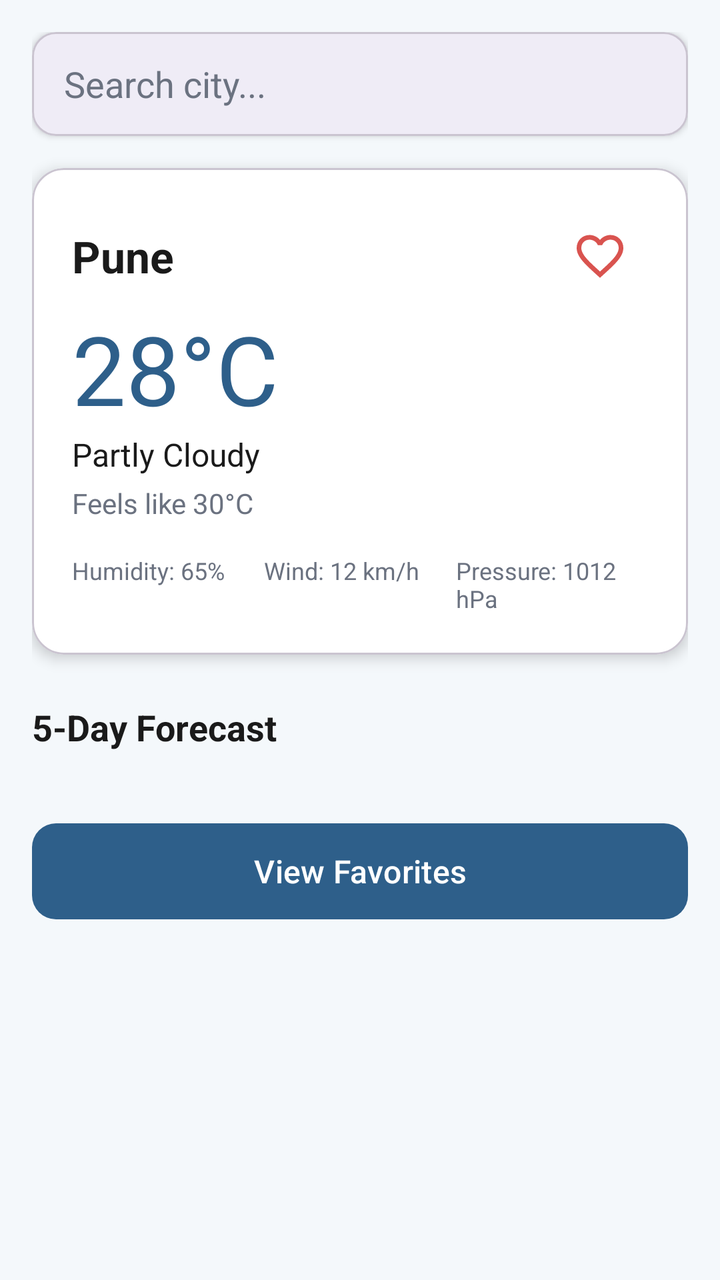
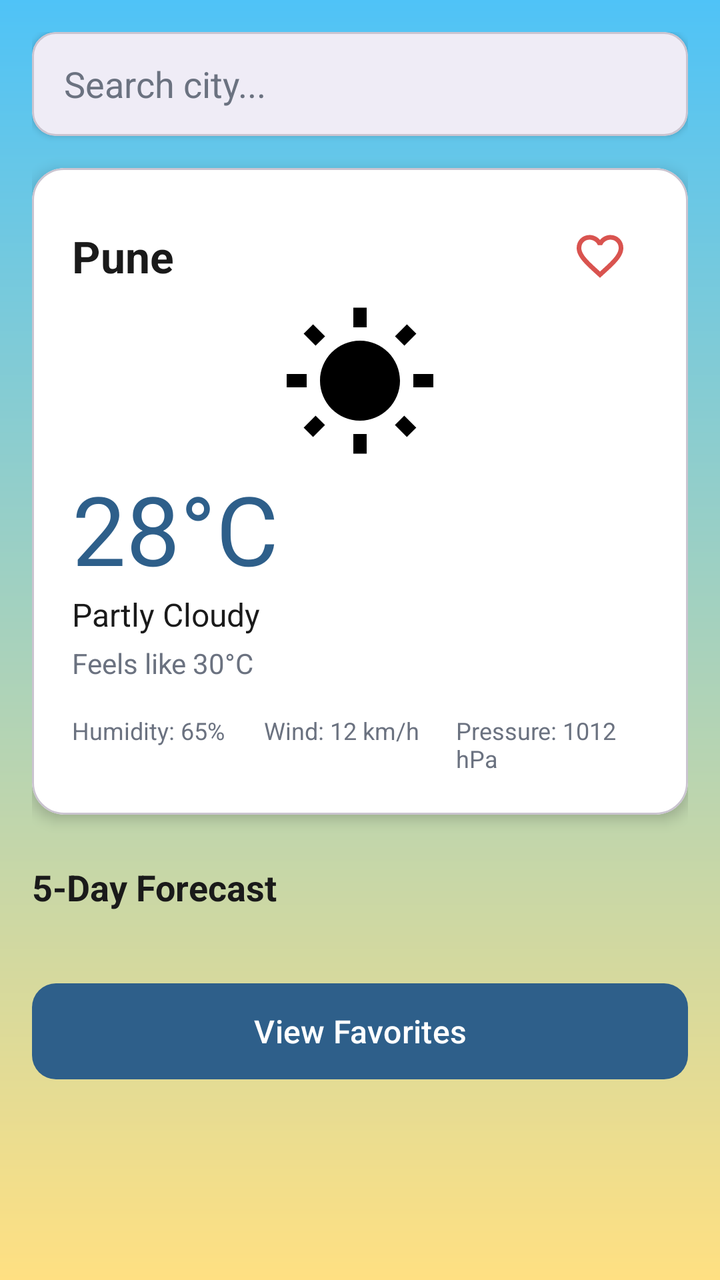

Two renders of the same Android screen: before a commit and after it. Below are the layout's source before the change and the commit's diff.
<!-- AndroidManifest.xml: application theme Theme.Mausam -->
<!-- res/layout/activity_main.xml -->
<?xml version="1.0" encoding="utf-8"?>
<ScrollView xmlns:android="http://schemas.android.com/apk/res/android"
    xmlns:app="http://schemas.android.com/apk/res-auto"
    xmlns:tools="http://schemas.android.com/tools"
    android:id="@+id/main"
    android:layout_width="match_parent"
    android:layout_height="match_parent"
    android:background="@color/background"
    android:clipToPadding="false"
    tools:context=".MainActivity">

    <LinearLayout
        android:layout_width="match_parent"
        android:layout_height="wrap_content"
        android:orientation="vertical"
        android:padding="16dp">

        
        <com.google.android.material.card.MaterialCardView
            android:layout_width="match_parent"
            android:layout_height="wrap_content"
            app:cardCornerRadius="12dp"
            app:cardElevation="2dp">

            <EditText
                android:id="@+id/etSearchCity"
                android:layout_width="match_parent"
                android:layout_height="52dp"
                android:background="@android:color/transparent"
                android:hint="@string/search_hint"
                android:imeOptions="actionSearch"
                android:inputType="text"
                android:maxLines="1"
                android:paddingStart="16dp"
                android:paddingEnd="16dp"
                android:textColor="@color/text_primary"
                android:textColorHint="@color/text_secondary" />
        </com.google.android.material.card.MaterialCardView>

        
        <ProgressBar
            android:id="@+id/progressBar"
            android:layout_width="wrap_content"
            android:layout_height="wrap_content"
            android:layout_gravity="center_horizontal"
            android:layout_marginTop="16dp"
            android:visibility="gone" />

        
        <TextView
            android:id="@+id/tvError"
            android:layout_width="match_parent"
            android:layout_height="wrap_content"
            android:layout_marginTop="16dp"
            android:gravity="center"
            android:text="@string/error_default"
            android:textColor="@color/error"
            android:textSize="14sp"
            android:visibility="gone" />

        
        <com.google.android.material.card.MaterialCardView
            android:layout_width="match_parent"
            android:layout_height="wrap_content"
            android:layout_marginTop="16dp"
            app:cardBackgroundColor="@color/card_background"
            app:cardCornerRadius="16dp"
            app:cardElevation="4dp">

            <LinearLayout
                android:layout_width="match_parent"
                android:layout_height="wrap_content"
                android:orientation="vertical"
                android:padding="20dp">

                
                <LinearLayout
                    android:layout_width="match_parent"
                    android:layout_height="wrap_content"
                    android:gravity="center_vertical"
                    android:orientation="horizontal">

                    <TextView
                        android:id="@+id/tvCityName"
                        android:layout_width="0dp"
                        android:layout_height="wrap_content"
                        android:layout_weight="1"
                        android:text="@string/placeholder_city"
                        android:textColor="@color/text_primary"
                        android:textSize="22sp"
                        android:textStyle="bold" />

                    <ImageButton
                        android:id="@+id/btnFavorite"
                        android:layout_width="48dp"
                        android:layout_height="48dp"
                        android:background="?attr/selectableItemBackgroundBorderless"
                        android:contentDescription="Add to favorites"
                        android:src="@drawable/ic_heart_outline" />
                </LinearLayout>

                <TextView
                    android:id="@+id/tvTemperature"
                    android:layout_width="wrap_content"
                    android:layout_height="wrap_content"
                    android:text="@string/placeholder_temp"
                    android:textColor="@color/primary"
                    android:textSize="48sp" />

                <TextView
                    android:id="@+id/tvCondition"
                    android:layout_width="wrap_content"
                    android:layout_height="wrap_content"
                    android:text="@string/placeholder_condition"
                    android:textColor="@color/text_primary"
                    android:textSize="16sp" />

                <TextView
                    android:id="@+id/tvFeelsLike"
                    android:layout_width="wrap_content"
                    android:layout_height="wrap_content"
                    android:layout_marginTop="4dp"
                    android:text="@string/placeholder_feels_like"
                    android:textColor="@color/text_secondary"
                    android:textSize="14sp" />

                <LinearLayout
                    android:layout_width="match_parent"
                    android:layout_height="wrap_content"
                    android:layout_marginTop="16dp"
                    android:orientation="horizontal">

                    <TextView
                        android:id="@+id/tvHumidity"
                        android:layout_width="0dp"
                        android:layout_height="wrap_content"
                        android:layout_weight="1"
                        android:text="@string/placeholder_humidity"
                        android:textColor="@color/text_secondary"
                        android:textSize="12sp" />

                    <TextView
                        android:id="@+id/tvWind"
                        android:layout_width="0dp"
                        android:layout_height="wrap_content"
                        android:layout_weight="1"
                        android:text="@string/placeholder_wind"
                        android:textColor="@color/text_secondary"
                        android:textSize="12sp" />

                    <TextView
                        android:id="@+id/tvPressure"
                        android:layout_width="0dp"
                        android:layout_height="wrap_content"
                        android:layout_weight="1"
                        android:text="@string/placeholder_pressure"
                        android:textColor="@color/text_secondary"
                        android:textSize="12sp" />
                </LinearLayout>

            </LinearLayout>
        </com.google.android.material.card.MaterialCardView>

        
        <TextView
            android:layout_width="wrap_content"
            android:layout_height="wrap_content"
            android:layout_marginTop="24dp"
            android:text="@string/forecast_title"
            android:textColor="@color/text_primary"
            android:textSize="18sp"
            android:textStyle="bold" />

        
        <androidx.recyclerview.widget.RecyclerView
            android:id="@+id/rvForecast"
            android:layout_width="match_parent"
            android:layout_height="wrap_content"
            android:layout_marginTop="8dp"
            android:orientation="horizontal"
            app:layoutManager="androidx.recyclerview.widget.LinearLayoutManager" />

        
        <com.google.android.material.button.MaterialButton
            android:id="@+id/btnViewFavorites"
            android:layout_width="match_parent"
            android:layout_height="56dp"
            android:layout_marginTop="24dp"
            android:text="View Favorites"
            android:textSize="16sp"
            app:cornerRadius="12dp" />

    </LinearLayout>
</ScrollView>
<!-- resources referenced by this layout -->
<resources>
  <color name="background">#F4F8FB</color>
  <color name="card_background">#FFFFFF</color>
  <color name="error">#D9534F</color>
  <color name="primary">#2E5F8A</color>
  <color name="text_primary">#1A1A1A</color>
  <color name="text_secondary">#6B7280</color>
  <!-- drawable ic_heart_outline (drawable) -->
  <vector xmlns:android="http://schemas.android.com/apk/res/android"
      android:width="28dp"
      android:height="28dp"
      android:viewportWidth="24"
      android:viewportHeight="24">
      <path
          android:fillColor="@color/error"
          android:pathData="M16.5,3c-1.74,0 -3.41,0.81 -4.5,2.09C10.91,3.81 9.24,3 7.5,3 4.42,3 2,5.42 2,8.5c0,3.78 3.4,6.86 8.55,11.54L12,21.35l1.45,-1.32C18.6,15.36 22,12.28 22,8.5 22,5.42 19.58,3 16.5,3zM12.1,18.55l-0.1,0.1 -0.1,-0.1C7.14,14.24 4,11.39 4,8.5 4,6.5 5.5,5 7.5,5c1.54,0 3.04,0.99 3.57,2.36h1.87C13.46,5.99 14.96,5 16.5,5c2,0 3.5,1.5 3.5,3.5 0,2.89 -3.14,5.74 -7.9,10.05z" />
  </vector>
  <string name="error_default">Something went wrong. Please try again.</string>
  <string name="forecast_title">5-Day Forecast</string>
  <string name="placeholder_city">Pune</string>
  <string name="placeholder_condition">Partly Cloudy</string>
  <string name="placeholder_feels_like">Feels like 30°C</string>
  <string name="placeholder_humidity">Humidity: 65%</string>
  <string name="placeholder_pressure">Pressure: 1012 hPa</string>
  <string name="placeholder_temp">28°C</string>
  <string name="placeholder_wind">Wind: 12 km/h</string>
  <string name="search_hint">Search city...</string>
  <style name="Theme.Mausam" parent="Base.Theme.Mausam" />
  <style name="Base.Theme.Mausam" parent="Theme.Material3.Light.NoActionBar">
          <item name="colorPrimary">@color/primary</item>
          <item name="colorPrimaryDark">@color/primary_dark</item>
          <item name="colorSecondary">@color/accent</item>
          <item name="android:windowBackground">@color/background</item>
          <item name="android:statusBarColor">@color/primary_dark</item>
      </style>
  <color name="primary_dark">#1E3F5C</color>
  <color name="accent">#FFB74D</color>
</resources>

<!-- the commit's change to res/layout/activity_main.xml (unified diff, before → after) -->
@@ -5,7 +5,7 @@
     android:id="@+id/main"
     android:layout_width="match_parent"
     android:layout_height="match_parent"
-    android:background="@color/background"
+    android:background="@drawable/bg_clear_day"
     android:clipToPadding="false"
     tools:context=".MainActivity">
 
@@ -99,6 +99,16 @@
                         android:src="@drawable/ic_heart_outline" />
                 </LinearLayout>
 
+                
+                <ImageView
+                    android:id="@+id/ivWeatherIcon"
+                    android:layout_width="80dp"
+                    android:layout_height="80dp"
+                    android:layout_gravity="center_horizontal"
+                    android:contentDescription="Weather icon"
+                    android:src="@drawable/ic_sun" />
+
+                
                 <TextView
                     android:id="@+id/tvTemperature"
                     android:layout_width="wrap_content"
@@ -107,6 +117,7 @@
                     android:textColor="@color/primary"
                     android:textSize="48sp" />
 
+                
                 <TextView
                     android:id="@+id/tvCondition"
                     android:layout_width="wrap_content"
@@ -115,6 +126,7 @@
                     android:textColor="@color/text_primary"
                     android:textSize="16sp" />
 
+                
                 <TextView
                     android:id="@+id/tvFeelsLike"
                     android:layout_width="wrap_content"
@@ -124,6 +136,7 @@
                     android:textColor="@color/text_secondary"
                     android:textSize="14sp" />
 
+                
                 <LinearLayout
                     android:layout_width="match_parent"
                     android:layout_height="wrap_content"
@@ -191,4 +204,5 @@
             app:cornerRadius="12dp" />
 
     </LinearLayout>
+
 </ScrollView>
<!-- resource entries referenced after the edit -->
@@ -6,6 +6,13 @@
   <color name="primary">#2E5F8A</color>
   <color name="text_primary">#1A1A1A</color>
   <color name="text_secondary">#6B7280</color>
+  <!-- drawable bg_clear_day (drawable) -->
+  <shape xmlns:android="http://schemas.android.com/apk/res/android">
+      <gradient
+          android:startColor="#FFE082"
+          android:endColor="#4FC3F7"
+          android:angle="90" />
+  </shape>
   <!-- drawable ic_heart_outline (drawable) -->
   <vector xmlns:android="http://schemas.android.com/apk/res/android"
       android:width="28dp"
@@ -15,6 +22,12 @@
       <path
           android:fillColor="@color/error"
           android:pathData="M16.5,3c-1.74,0 -3.41,0.81 -4.5,2.09C10.91,3.81 9.24,3 7.5,3 4.42,3 2,5.42 2,8.5c0,3.78 3.4,6.86 8.55,11.54L12,21.35l1.45,-1.32C18.6,15.36 22,12.28 22,8.5 22,5.42 19.58,3 16.5,3zM12.1,18.55l-0.1,0.1 -0.1,-0.1C7.14,14.24 4,11.39 4,8.5 4,6.5 5.5,5 7.5,5c1.54,0 3.04,0.99 3.57,2.36h1.87C13.46,5.99 14.96,5 16.5,5c2,0 3.5,1.5 3.5,3.5 0,2.89 -3.14,5.74 -7.9,10.05z" />
+  </vector>
+  <!-- drawable ic_sun (drawable) -->
+  <vector xmlns:android="http://schemas.android.com/apk/res/android" android:height="24dp" android:tint="#000000" android:viewportHeight="24" android:viewportWidth="24" android:width="24dp">
+        
+      <path android:fillColor="@android:color/white" android:pathData="M6.76,4.84l-1.8,-1.79 -1.41,1.41 1.79,1.79 1.42,-1.41zM4,10.5L1,10.5v2h3v-2zM13,0.55h-2L11,3.5h2L13,0.55zM20.45,4.46l-1.41,-1.41 -1.79,1.79 1.41,1.41 1.79,-1.79zM17.24,18.16l1.79,1.8 1.41,-1.41 -1.8,-1.79 -1.4,1.4zM20,10.5v2h3v-2h-3zM12,5.5c-3.31,0 -6,2.69 -6,6s2.69,6 6,6 6,-2.69 6,-6 -2.69,-6 -6,-6zM11,22.45h2L13,19.5h-2v2.95zM3.55,18.54l1.41,1.41 1.79,-1.8 -1.41,-1.41 -1.79,1.8z"/>
+      
   </vector>
   <string name="error_default">Something went wrong. Please try again.</string>
   <string name="forecast_title">5-Day Forecast</string>
